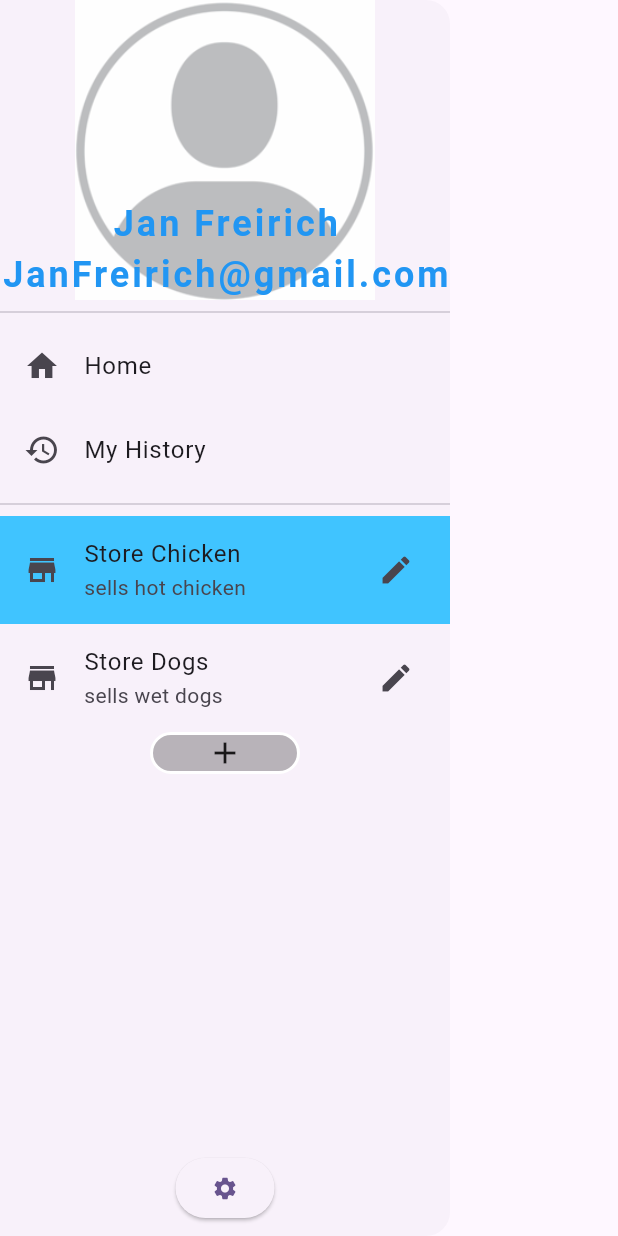
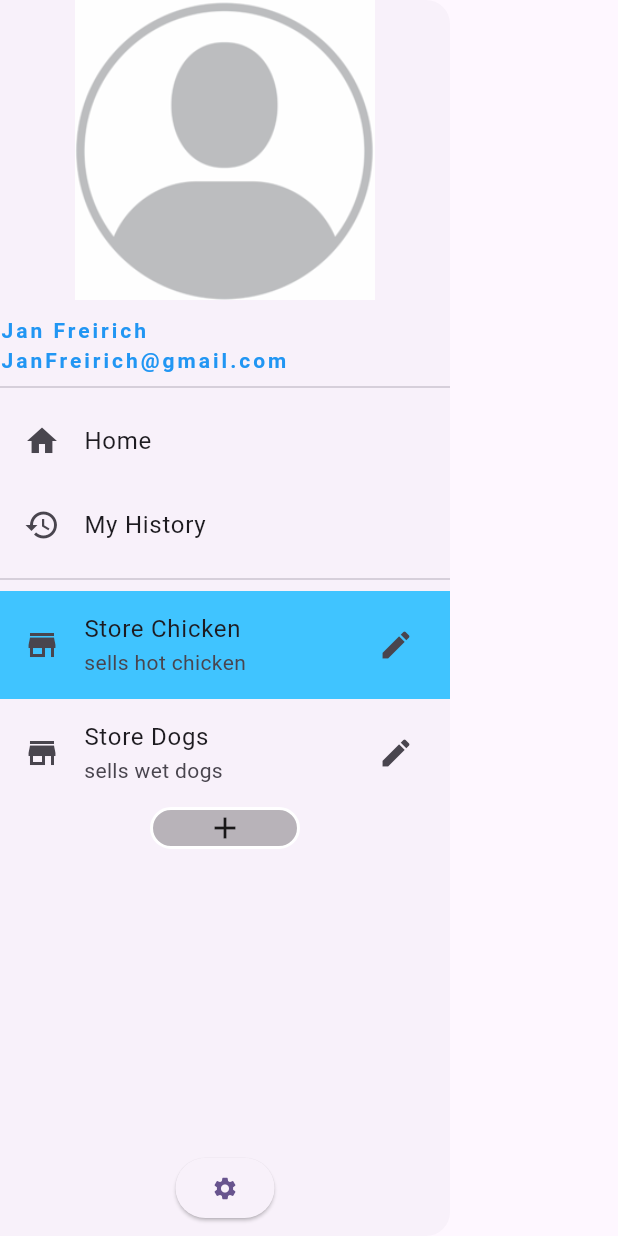
Before and after one commit to ftwr42/whereitis_2, a Flutter app: the WiiDrawerView widget shown alone on an empty page, opened directly, on a phone screen of 412 x 824 dp. Run offline on Flutter 3.47's test engine with Material 3 defaults, Android fonts, the phone set to English and light mode, and no system bars; our stand-ins replace flutter_expandable_fab, get.

Commit message:
drawer does not cause missing pixel and text is now on the bottom of profile pic

```diff
--- a/lib/project/textstyle.dart
+++ b/lib/project/textstyle.dart
@@ -2,7 +2,7 @@ import 'package:flutter/material.dart';
 
 class ProjectTextStyle {
   static TextStyle header1() => const TextStyle(
-        fontSize: 24,
+        fontSize: 14,
         fontWeight: FontWeight.bold,
         color: Colors.blue,
         letterSpacing: 2.0,
--- a/lib/view/specials/drawer/view_drawer.dart
+++ b/lib/view/specials/drawer/view_drawer.dart
@@ -13,9 +13,13 @@ class WiiDrawerView extends StatelessWidget {
 
   @override
   Widget build(BuildContext context) {
-    return Drawer(
+    return SizedBox(
       width: 300,
+      child: Drawer(
         child: Column(
+          children: [
+            Expanded(
+              child: ListView( // Wrap with ListView
                 children: [
                   DrawerProfileView(rxModel: rxProfileModel),
                   Divider(),
@@ -30,12 +34,16 @@ class WiiDrawerView extends StatelessWidget {
                   Divider(),
                   DrawerStoresView(rxmodel: rxFileModel),
                   Expanded(child: Container()),
+                ],
+              ),
+            ),
             Padding(
               padding: const EdgeInsets.all(8.0),
               child: const DrawerSettingsView(),
             ),
           ],
         ),
+      ),
     );
   }
 }
--- a/lib/view/specials/drawer/view_drawer_profile.dart
+++ b/lib/view/specials/drawer/view_drawer_profile.dart
@@ -7,7 +7,7 @@ class DrawerProfileView extends StatelessWidget {
   late Rx<ProfileModel> rxModel;
   DrawerProfileView({super.key, required this.rxModel});
 
-  final double height = 200;
+  final double height = 250;
 
   @override
   Widget build(BuildContext context) {
@@ -24,8 +24,11 @@ class DrawerProfileView extends StatelessWidget {
 
   Widget credentials() => Container(
         height: height,
+        child: Align(
+          alignment: Alignment.centerLeft,
           child: Column(
             mainAxisAlignment: MainAxisAlignment.end,
+            crossAxisAlignment: CrossAxisAlignment.start,
             children: [
               Text(
                 '${rxModel.value.firstName} ${rxModel.value.lastName}',
@@ -36,6 +39,7 @@ class DrawerProfileView extends StatelessWidget {
                 style: ProjectTextStyle.header1(),
               ),
             ],
+          ),
         ),
       );
 
```
Lines whose indentation alone changed are shown as unchanged.
